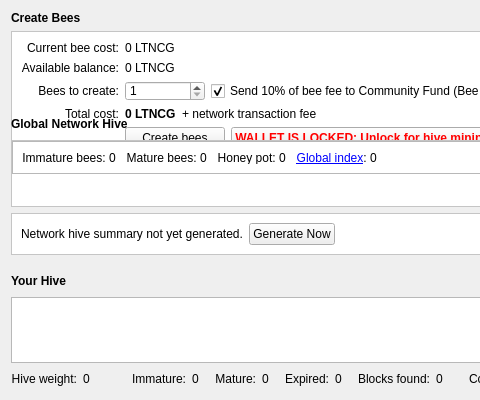
Qt form src/qt/forms/hivedialog.ui (MerlinMagic2018/Lightning-Cash) before a commit; both pictures show x 0 to 480 and y 0 to 400 of the 1000 by 400 pixel window.
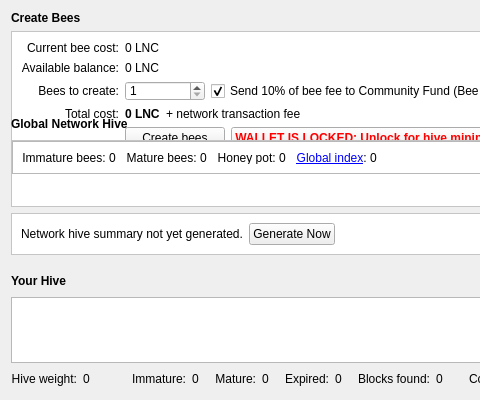
The same form after that commit. Icons and pictures are not drawn. Custom widgets are drawn as their Qt base class.

```diff
--- a/src/qt/forms/hivedialog.ui
+++ b/src/qt/forms/hivedialog.ui
@@ -158,7 +158,7 @@
            </font>
           </property>
           <property name="text">
-           <string>0 LTNCG</string>
+           <string>0 LNC</string>
           </property>
          </widget>
         </item>
@@ -269,7 +269,7 @@
            </font>
           </property>
           <property name="text">
-           <string>0 LTNCG</string>
+           <string>0 LNC</string>
           </property>
          </widget>
         </item>
@@ -393,7 +393,7 @@
            </font>
           </property>
           <property name="text">
-           <string>0 LTNCG</string>
+           <string>0 LNC</string>
           </property>
          </widget>
         </item>
```
